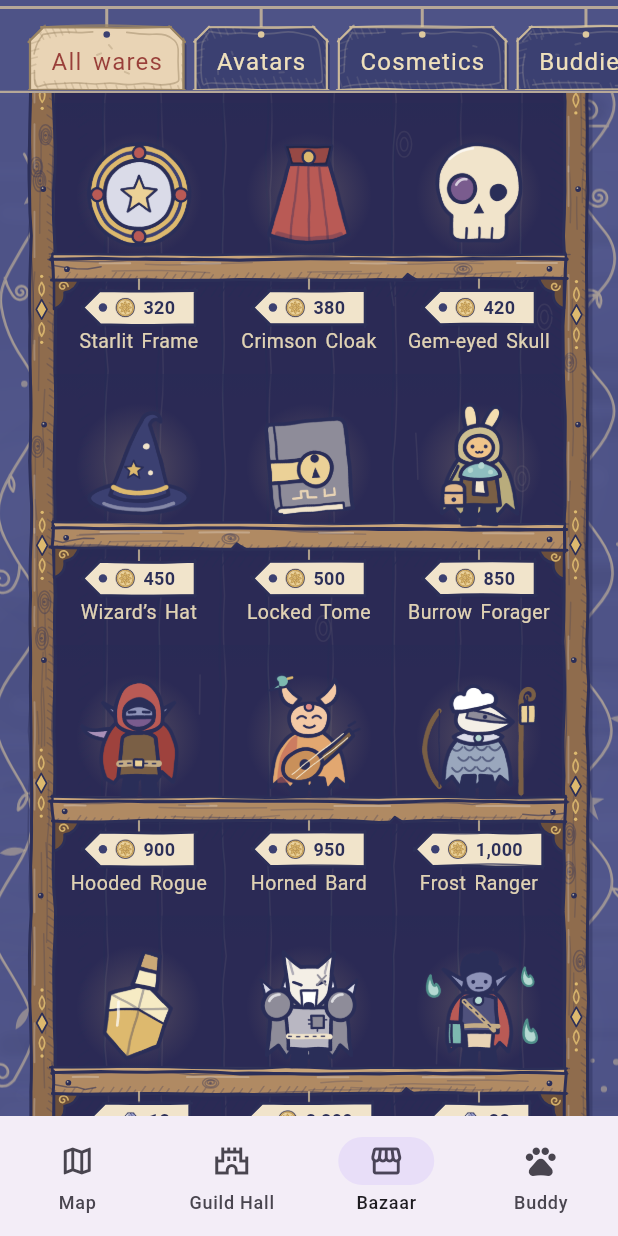
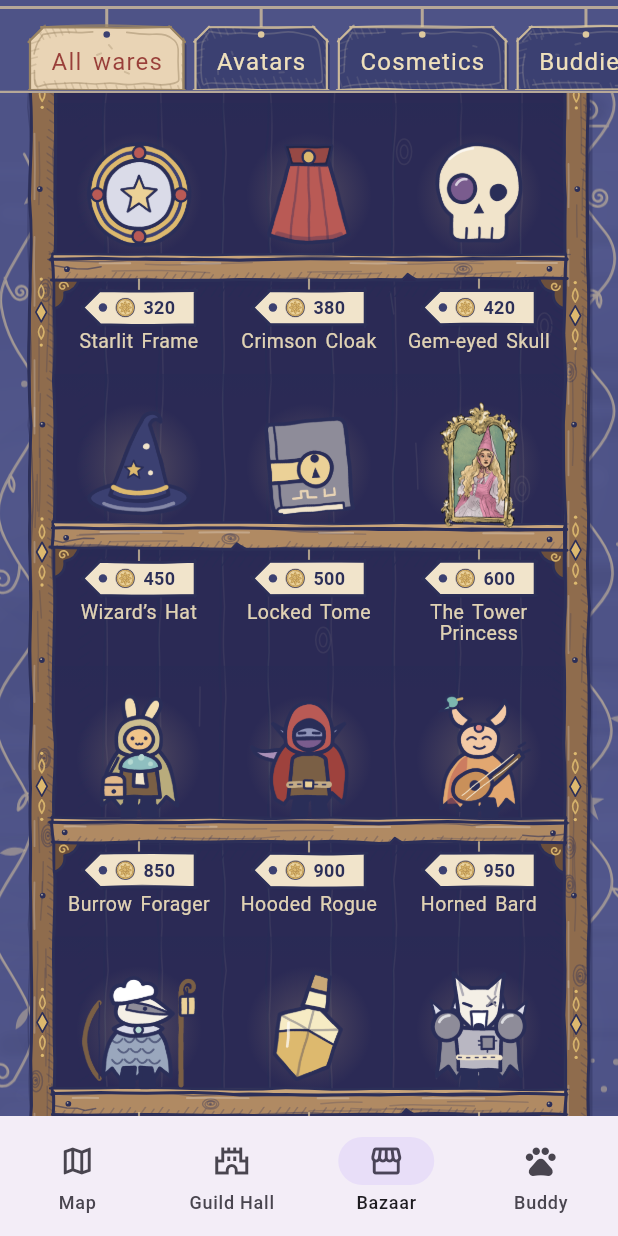
Before and after one commit to derpy-gecko-team/LifeBuddy, a Flutter app: the screen it shows after launch, item 3 of the bottom bar chosen, scrolled down 1152 dp, on a phone screen of 412 x 824 dp. Run offline on Flutter 3.47's test engine with Material 3 defaults, Android fonts, the phone set to English and light mode, and no system bars; our stand-ins replace google_fonts; Roboto replaces fonts that are missing (Almendra).

Commit message:
Add the Tower Princess buddy and let the active buddy change the guide everywhere

```diff
--- a/frontend/lib/bazaar/data/mock_bazaar_repository.dart
+++ b/frontend/lib/bazaar/data/mock_bazaar_repository.dart
@@ -111,6 +111,22 @@ class MockBazaarRepository implements BazaarRepository {
           slot: 'buddy',
           owned: true,
           worn: true,
+        ),
+        const Ware(
+          id: 'tower-princess',
+          name: 'The Tower Princess',
+          category: WareCategory.buddy,
+          kind: 'Guide',
+          rarity: Rarity.rare,
+          price: Price(600),
+          blurb: 'Sends your quests down from the tower window.',
+          description: 'She has read every book in the tower twice and has opinions about all of '
+              'them. Tell her what you mean to do and she will write it out neatly, then check '
+              'that you did it.',
+          perk: 'Your guide. She posts your quests and answers your letters.',
+          asset: BazaarAssets.towerPrincess,
+          slot: 'buddy',
+          sold: 87,
         ),
         const Ware(
           id: 'wizards-hat',
--- a/frontend/lib/bazaar/state/bazaar_controller.dart
+++ b/frontend/lib/bazaar/state/bazaar_controller.dart
@@ -74,6 +74,13 @@ class BazaarController extends ChangeNotifier {
     return null;
   }
 
+  String? get activeBuddyId {
+    for (final w in _data?.wares ?? const <Ware>[]) {
+      if (w.category == WareCategory.buddy && w.worn) return w.id;
+    }
+    return null;
+  }
+
   List<Ware> get table {
     final data = _data;
     if (data == null) return const [];
--- a/frontend/lib/bazaar/theme/bazaar_assets.dart
+++ b/frontend/lib/bazaar/theme/bazaar_assets.dart
@@ -17,6 +17,7 @@ abstract final class BazaarAssets {
   static const titleScroll = '$_dir/title_scroll.png';
   static const moonOwl = '$_dir/moon_owl.png';
   static const oldWizard = 'assets/images/guildhall/buddy_wizard.png';
+  static const towerPrincess = 'assets/images/guildhall/buddy_princess.png';
 
   static const avatarRogue = '$_dir/avatar_rogue.png';
   static const avatarForager = '$_dir/avatar_forager.png';
--- /dev/null
+++ b/frontend/lib/buddy/active_buddy.dart
@@ -0,0 +1,44 @@
+import 'package:flutter/widgets.dart';
+
+import '../guildhall/theme/guild_assets.dart';
+
+class BuddyLook {
+  const BuddyLook({required this.name, required this.portrait, required this.face});
+
+  final String name;
+
+  final String portrait;
+
+  final String face;
+
+  static const oldWizard = BuddyLook(
+    name: 'The Old Wizard',
+    portrait: GuildAssets.buddyWizard,
+    face: GuildAssets.buddyWizardFace,
+  );
+
+  static const towerPrincess = BuddyLook(
+    name: 'The Tower Princess',
+    portrait: GuildAssets.buddyPrincess,
+    face: GuildAssets.buddyPrincessFace,
+  );
+
+  static const _byWareId = {
+    'old-wizard': oldWizard,
+    'tower-princess': towerPrincess,
+  };
+
+  static BuddyLook forWare(String? wareId) => _byWareId[wareId] ?? oldWizard;
+}
+
+class ActiveBuddy extends InheritedWidget {
+  const ActiveBuddy({super.key, required this.look, required super.child});
+
+  final BuddyLook look;
+
+  static BuddyLook of(BuildContext context) =>
+      context.dependOnInheritedWidgetOfExactType<ActiveBuddy>()?.look ?? BuddyLook.oldWizard;
+
+  @override
+  bool updateShouldNotify(ActiveBuddy oldWidget) => oldWidget.look != look;
+}
--- a/frontend/lib/guildhall/theme/guild_assets.dart
+++ b/frontend/lib/guildhall/theme/guild_assets.dart
@@ -13,6 +13,8 @@ abstract final class GuildAssets {
   static const buddyEnvelope = '$_dir/buddy_envelope.png';
   static const buddyWizard = '$_dir/buddy_wizard.png';
   static const buddyWizardFace = '$_dir/buddy_wizard_face.png';
+  static const buddyPrincess = '$_dir/buddy_princess.png';
+  static const buddyPrincessFace = '$_dir/buddy_princess_face.png';
   static const iconSkull = '$_dir/icon_skull.png';
   static const iconHourglass = '$_dir/icon_hourglass.png';
   static const iconCrown = '$_dir/icon_crown.png';
--- a/frontend/lib/home_shell.dart
+++ b/frontend/lib/home_shell.dart
@@ -1,11 +1,14 @@
 import 'package:flutter/material.dart';
+import 'bazaar/state/bazaar_controller.dart';
 import 'pages/bazaar_page.dart';
 import 'pages/buddy_page.dart';
 import 'pages/guild_hall_page.dart';
 import 'pages/map_page.dart';
 
 class HomeShell extends StatefulWidget {
-  const HomeShell({super.key});
+  const HomeShell({super.key, this.bazaar});
+
+  final BazaarController? bazaar;
 
   @override
   State<HomeShell> createState() => _HomeShellState();
@@ -19,7 +22,7 @@ class _HomeShellState extends State<HomeShell> {
   late final _pages = <Widget>[
     const MapPage(),
     GuildHallPage(onOpenBuddy: () => setState(() => _index = _buddyIndex)),
-    const BazaarPage(),
+    BazaarPage(controller: widget.bazaar),
     const BuddyPage(),
   ];
 
--- a/frontend/lib/main.dart
+++ b/frontend/lib/main.dart
@@ -1,16 +1,43 @@
 import 'package:flutter/material.dart';
 
+import 'bazaar/data/mock_bazaar_repository.dart';
+import 'bazaar/state/bazaar_controller.dart';
+import 'buddy/active_buddy.dart';
+import 'guildhall/theme/guild_theme.dart';
 import 'home_shell.dart';
 
 void main() {
   runApp(const LifeBuddyApp());
 }
 
-class LifeBuddyApp extends StatelessWidget {
+class LifeBuddyApp extends StatefulWidget {
   const LifeBuddyApp({super.key});
 
   @override
+  State<LifeBuddyApp> createState() => _LifeBuddyAppState();
+}
+
+class _LifeBuddyAppState extends State<LifeBuddyApp> {
+  late final BazaarController _bazaar =
+      BazaarController(MockBazaarRepository(), beforeFirstLoad: GuildText.preload)..load();
+
+  @override
+  void dispose() {
+    _bazaar.dispose();
+    super.dispose();
+  }
+
+  @override
   Widget build(BuildContext context) {
-    return const MaterialApp(title: 'LifeBuddy', home: HomeShell());
+    return MaterialApp(
+      title: 'LifeBuddy',
+      // Above the root navigator, so quest notices pushed there see the same guide.
+      builder: (context, child) => ListenableBuilder(
+        listenable: _bazaar,
+        builder: (context, child) => ActiveBuddy(look: BuddyLook.forWare(_bazaar.activeBuddyId), child: child!),
+        child: child,
+      ),
+      home: HomeShell(bazaar: _bazaar),
+    );
   }
 }
--- a/frontend/lib/pages/bazaar_page.dart
+++ b/frontend/lib/pages/bazaar_page.dart
@@ -10,9 +10,11 @@ import '../guildhall/theme/guild_theme.dart';
 import '../guildhall/widgets/notice_route.dart';
 
 class BazaarPage extends StatefulWidget {
-  const BazaarPage({super.key, this.repository});
+  const BazaarPage({super.key, this.repository, this.controller});
 
   final BazaarRepository? repository;
+
+  final BazaarController? controller;
 
   @override
   State<BazaarPage> createState() => _BazaarPageState();
@@ -20,12 +22,12 @@ class BazaarPage extends StatefulWidget {
 
 class _BazaarPageState extends State<BazaarPage> {
   final _navigatorKey = GlobalKey<NavigatorState>();
-  late final BazaarController _controller =
-      BazaarController(widget.repository ?? MockBazaarRepository(), beforeFirstLoad: GuildText.preload)..load();
+  late final BazaarController _controller = widget.controller ??
+      (BazaarController(widget.repository ?? MockBazaarRepository(), beforeFirstLoad: GuildText.preload)..load());
 
   @override
   void dispose() {
-    _controller.dispose();
+    if (widget.controller == null) _controller.dispose();
     super.dispose();
   }
 
```
Also changed, not shown: frontend/lib/guildhall/widgets/ornaments.dart (+23 -6 lines), frontend/assets/images/guildhall/buddy_princess.png (added), frontend/assets/images/guildhall/buddy_princess_face.png (added), 1 other file.
